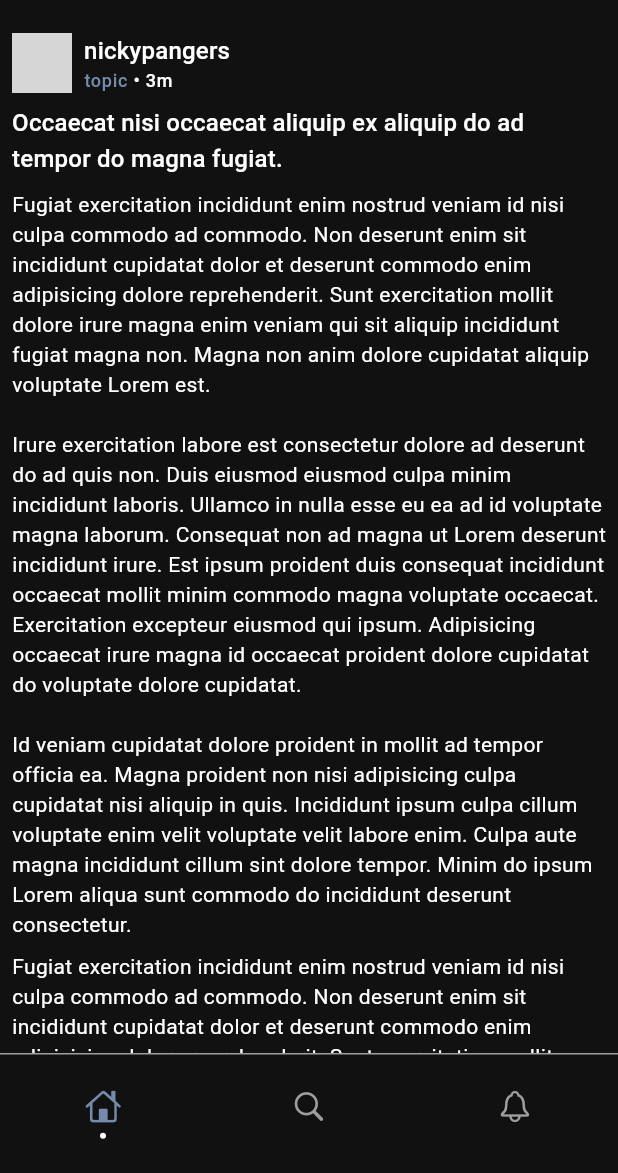
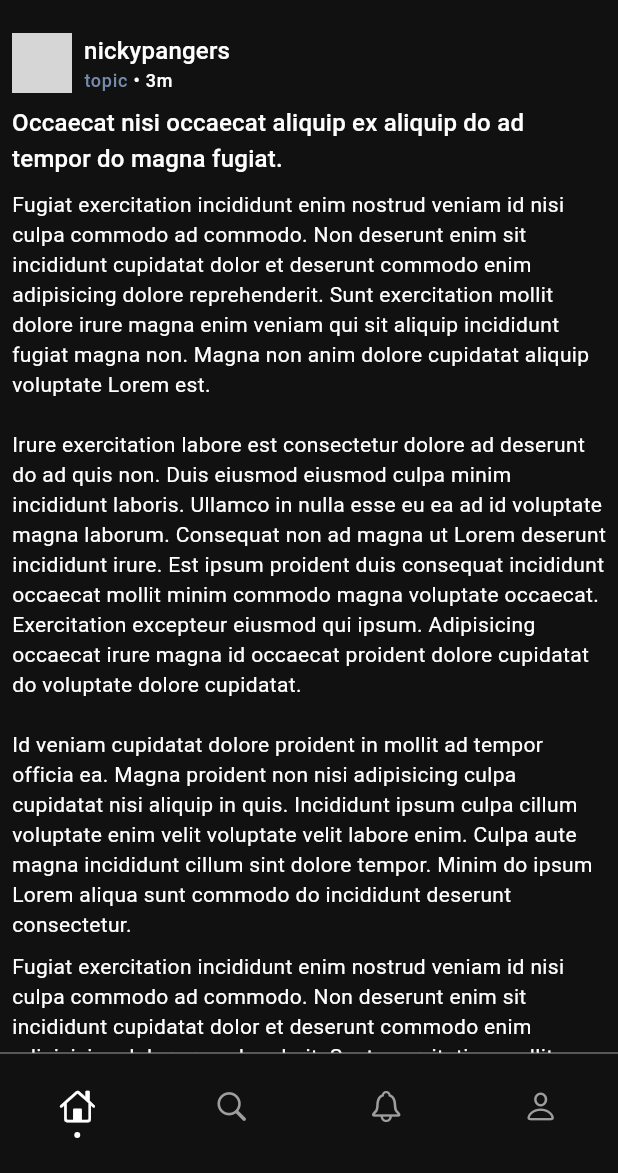
Before and after one commit to nickypangers/minbaro_app, a Flutter app: the screen it shows after launch, after a tap on "nickypangers", on a phone screen of 412 x 824 dp, the part 63-1236 px from its top. Run offline on Flutter 3.47's test engine with Material 3 defaults, Android fonts, the phone set to English and light mode, and no system bars; our stand-ins replace equatable, flex_color_scheme, freezed_annotation, go_router; network calls fail; grey boxes are pictures that could not be loaded.

```diff
--- a/analysis_options.yaml
+++ b/analysis_options.yaml
@@ -26,3 +26,8 @@ linter:
 
 # Additional information about this file can be found at
 # https://dart.dev/guides/language/analysis-options
+
+analyzer:
+  exclude:
+    - '**/*.g.dart'
+    - '**/*.freezed.dart'
--- /dev/null
+++ b/devtools_options.yaml
@@ -0,0 +1,3 @@
+description: This file stores settings for Dart & Flutter DevTools.
+documentation: https://docs.flutter.dev/tools/devtools/extensions#configure-extension-enablement-states
+extensions:
--- a/lib/components/root_app_bar.dart
+++ b/lib/components/root_app_bar.dart
@@ -40,7 +40,10 @@ class RootAppBar extends StatelessWidget {
   Widget _buildAvatar(BuildContext context) {
     return Padding(
       padding: const EdgeInsets.all(8.0),
-      child: CircleAvatar(),
+      child: GestureDetector(
+        onTap: () {},
+        child: CircleAvatar(),
+      ),
     );
   }
 }
--- a/lib/components/scaffold_with_navigation_shell.dart
+++ b/lib/components/scaffold_with_navigation_shell.dart
@@ -27,8 +27,8 @@ class _ScaffoldWithNavigationShellState
 
   @override
   Widget build(BuildContext context) {
-    return Consumer<AppState>(builder: (context, appState, _) {
-      return Stack(
+    return Consumer<AppState>(
+      builder: (context, appState, _) => Stack(
         children: [
           Scaffold(
             body: widget.navigationShell,
@@ -46,8 +46,8 @@ class _ScaffoldWithNavigationShellState
               child: Opacity(opacity: 1),
             ),
         ],
-      );
-    });
+      ),
+    );
   }
 }
 
@@ -73,6 +73,7 @@ class _CustomBottomNavBar extends StatelessWidget {
     _NavItem(iconData: CupertinoIcons.home),
     _NavItem(iconData: CupertinoIcons.search),
     _NavItem(iconData: CupertinoIcons.bell),
+    _NavItem(iconData: CupertinoIcons.person),
   ];
 
   @override
@@ -82,7 +83,7 @@ class _CustomBottomNavBar extends StatelessWidget {
         border: Border(
           top: BorderSide(
             color: Colors.grey,
-            width: 1,
+            width: 0,
           ),
         ),
       ),
@@ -98,7 +99,8 @@ class _CustomBottomNavBar extends StatelessWidget {
             ),
             activeIcon: Icon(
               item.iconData,
-              color: Theme.of(context).colorScheme.primary,
+              // color: Theme.of(context).colorScheme.primary,
+              color: Colors.white,
             ),
             selected: index == selectedIndex,
             onTap: () => onTap(index % 2),
@@ -128,7 +130,8 @@ class _CustomBottomNavBar extends StatelessWidget {
               width: 4,
               decoration: BoxDecoration(
                 shape: BoxShape.circle,
-                color: Theme.of(context).indicatorColor,
+                // color: Theme.of(context).indicatorColor,
+                color: Colors.white,
               ),
             )
           else
--- a/lib/pages/post_detail/views/post_detail_view.dart
+++ b/lib/pages/post_detail/views/post_detail_view.dart
@@ -1,4 +1,3 @@
-import 'package:flutter/cupertino.dart';
 import 'package:flutter/material.dart';
 import 'package:minbaro_app/components/post_action_button_row.dart';
 import 'package:minbaro_app/components/post_author_header.dart';
@@ -27,23 +26,23 @@ class PostDetailView extends StatelessWidget {
             mainAxisAlignment: MainAxisAlignment.spaceBetween,
             children: [
               PostActionButtonRow(),
-              Row(
-                spacing: 8,
-                children: [
-                  Icon(
-                    CupertinoIcons.eye,
-                    size: 18,
-                    color: Theme.of(context).colorScheme.onSurface,
-                  ),
-                  Text(
-                    '9.3k',
-                    style: DefaultTextStyle.of(context).style.copyWith(
-                          color: Theme.of(context).colorScheme.onSurface,
-                          fontWeight: FontWeight.bold,
-                        ),
-                  ),
-                ],
-              ),
+              // Row(
+              //   spacing: 8,
+              //   children: [
+              //     Icon(
+              //       CupertinoIcons.eye,
+              //       size: 18,
+              //       color: Theme.of(context).colorScheme.onSurface,
+              //     ),
+              //     Text(
+              //       '9.3k',
+              //       style: DefaultTextStyle.of(context).style.copyWith(
+              //             color: Theme.of(context).colorScheme.onSurface,
+              //             fontWeight: FontWeight.bold,
+              //           ),
+              //     ),
+              //   ],
+              // ),
             ],
           ),
         ],
```
